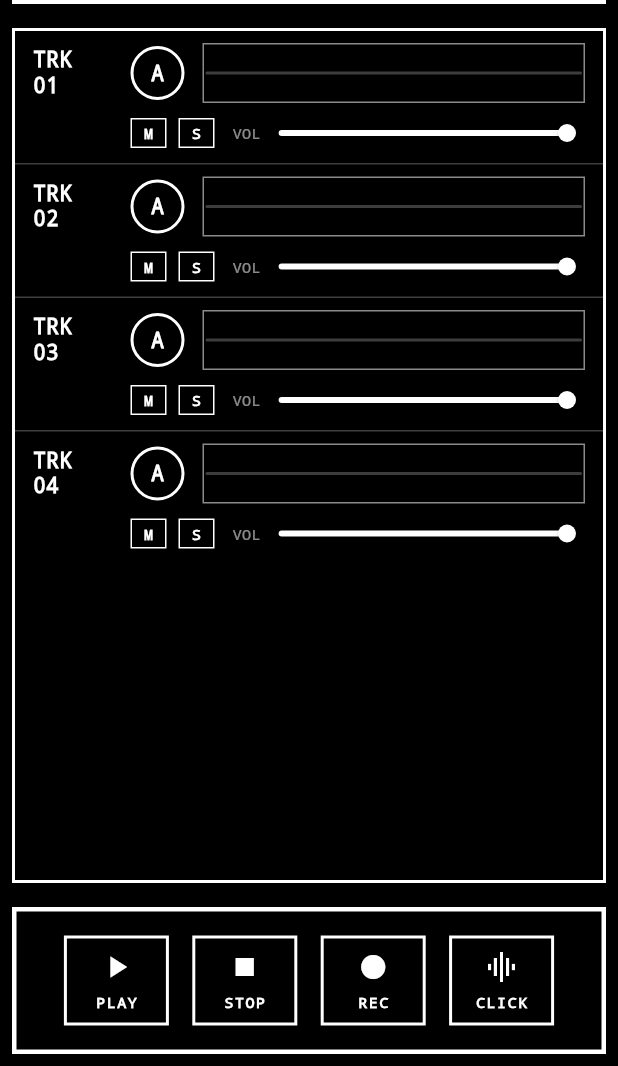
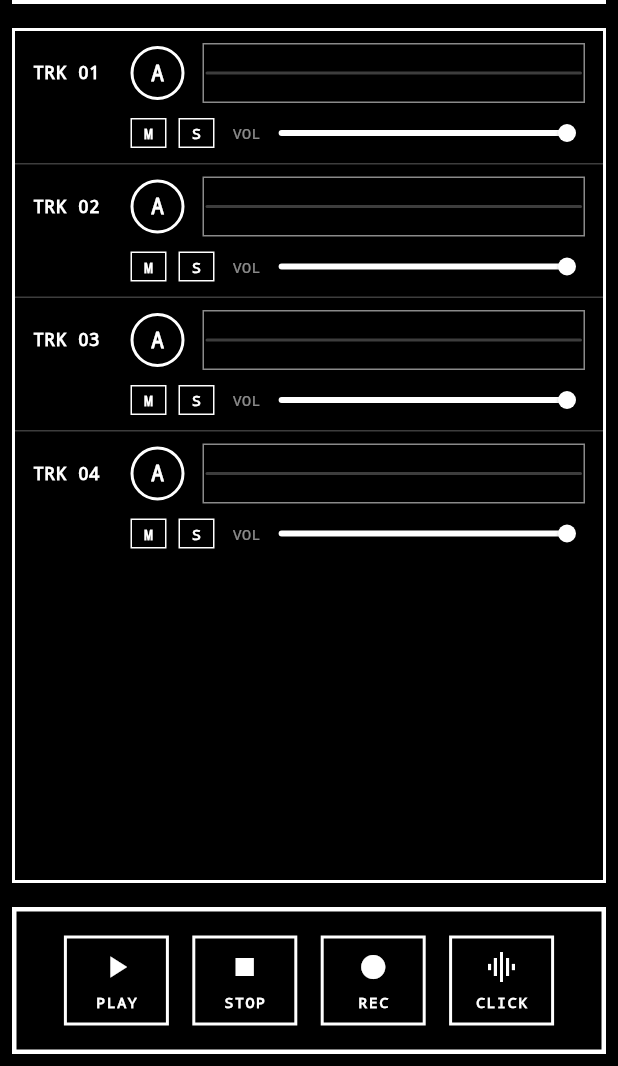
Before and after one commit to JonathanEdwardLee/orpheus_deck, a Flutter app: the RecorderScreen screen opened directly with empty values, on a phone screen of 412 x 824 dp, the part 170-1236 px from its top. Run offline on Flutter 3.47's test engine with Material 3 defaults, Android fonts, the phone set to English and light mode, and no system bars; our stand-ins replace just_audio, open_file, permission_handler, share_plus; missing offline and left inert: audio_session, ffmpeg_kit_flutter_new, record.

Commit message:
Compact track strip: drop M4A row, fixed-height TRK label
Remove M4A badge and clip id from the strip so height stays constant;
single-line TRK label; long-press shows clip id in SnackBar.

Co-authored-by: Cursor <cursoragent@cursor.com>

```diff
--- a/lib/main.dart
+++ b/lib/main.dart
@@ -3866,7 +3866,7 @@ class TrackStrip extends StatelessWidget {
   @override
   Widget build(BuildContext context) {
     bool hasAudio = filePath != null;
-    String displayId = hasAudio
+    final String clipId = hasAudio
         ? filePath!.split(RegExp(r'[/\\]')).last.replaceAll('.m4a', '')
         : "";
 
@@ -3876,49 +3876,38 @@ class TrackStrip extends StatelessWidget {
         children: [
           Row(
             children: [
-              SizedBox(
-                width: 65,
-                child: Column(
-                  crossAxisAlignment: CrossAxisAlignment.start,
-                  mainAxisSize: MainAxisSize.min,
-                  children: [
-                    Text(
-                      "TRK\n0$trackNumber",
-                      style: const TextStyle(
-                        color: Colors.white,
-                        fontFamily: 'monospace',
-                        fontWeight: FontWeight.bold,
-                        height: 1.2,
-                      ),
+              GestureDetector(
+                onLongPress: hasAudio && clipId.isNotEmpty
+                    ? () {
+                        ScaffoldMessenger.of(context).showSnackBar(
+                          SnackBar(
+                            behavior: SnackBarBehavior.floating,
+                            content: Text(
+                              'CLIP: $clipId',
+                              style: const TextStyle(
+                                fontFamily: 'monospace',
+                                fontSize: 12,
+                              ),
+                            ),
+                            duration: const Duration(seconds: 3),
+                          ),
+                        );
+                      }
+                    : null,
+                child: SizedBox(
+                  width: 65,
+                  child: Text(
+                    'TRK 0$trackNumber',
+                    maxLines: 1,
+                    overflow: TextOverflow.clip,
+                    style: const TextStyle(
+                      color: Colors.white,
+                      fontFamily: 'monospace',
+                      fontWeight: FontWeight.bold,
+                      fontSize: 12,
+                      height: 1.0,
                     ),
-                    if (hasAudio) ...[
-                      const SizedBox(height: 4),
-                      Container(
-                        color: Colors.white,
-                        padding: const EdgeInsets.symmetric(horizontal: 2),
-                        child: const Text(
-                          "M4A",
-                          style: TextStyle(
-                            color: Colors.black,
-                            fontFamily: 'monospace',
-                            fontSize: 8,
-                            fontWeight: FontWeight.bold,
-                          ),
-                        ),
-                      ),
-                      const SizedBox(height: 2),
-                      Text(
-                        displayId,
-                        style: const TextStyle(
-                          color: Colors.white54,
-                          fontFamily: 'monospace',
-                          fontSize: 8,
-                        ),
-                        maxLines: 1,
-                        overflow: TextOverflow.clip,
-                      ),
-                    ],
-                  ],
+                  ),
                 ),
               ),
               GestureDetector(
```
